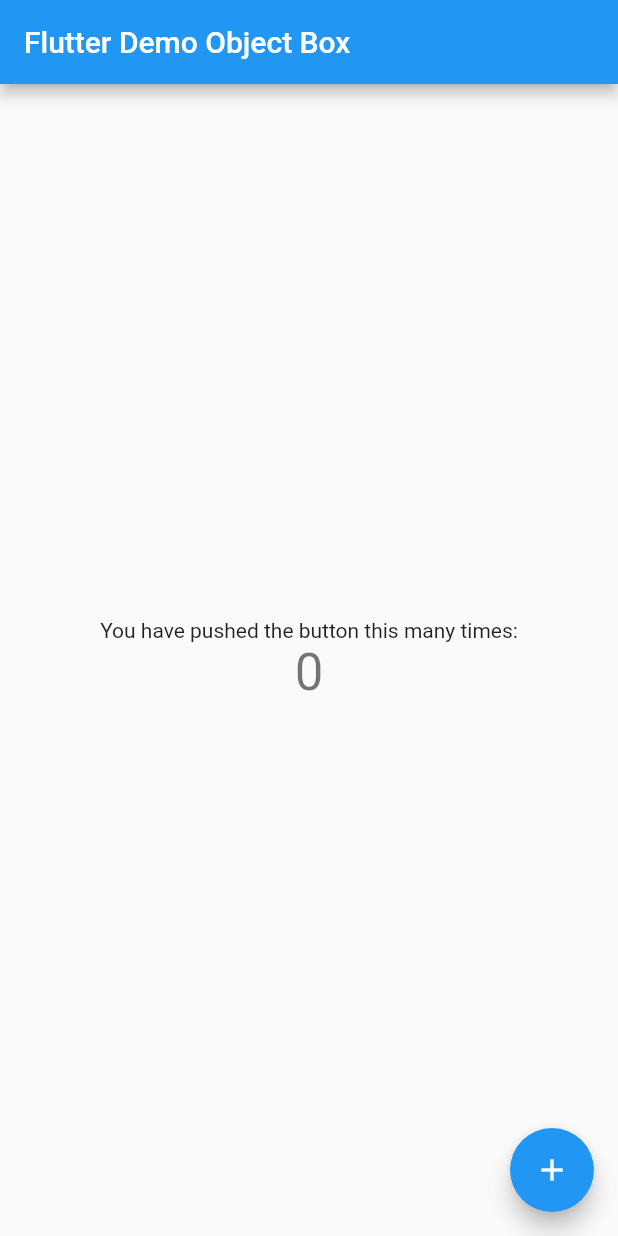
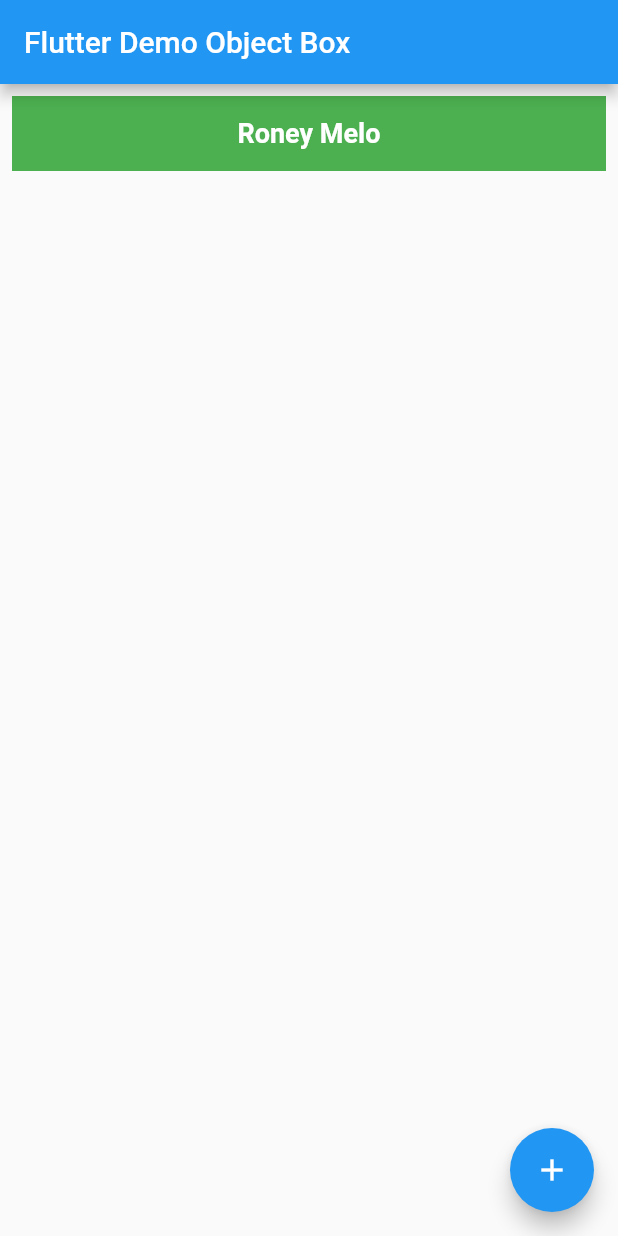
Before and after one commit to roneydourados/object_box_exemplo, a Flutter app: the screen it shows after launch, after a tap on the "add" icon, on a phone screen of 412 x 824 dp. Run offline on Flutter 3.47's test engine with Material 2 defaults, Android fonts, the phone set to English and light mode, and no system bars; our stand-ins replace objectbox; generated files the repository leaves out were written again.

Commit message:
mostrando a lista de cadastros

```diff
--- a/lib/home.dart
+++ b/lib/home.dart
@@ -13,21 +13,30 @@ class Home extends StatefulWidget {
 }
 
 class _HomeState extends State<Home> {
-  int _counter = 0;
-  late final Owner owner;
+  late final Owner _owner;
+  List<Owner> _owners = [];
 
-  void _incrementCounter() {
+  _addOwner(String name) async {
+    _owner = await context.read<OwnerController>().add(name);
+
     setState(() {
-      _counter++;
+      _owners.add(_owner);
     });
   }
 
-  _addOwner(String name) async {
-    context.read<OwnerController>().add(name);
+  _allOwners() async {
+    _owners = await context.read<OwnerController>().all();
+
+    setState(() {
+      _owners.first;
+    });
   }
 
-  _allOwners() async {
-    context.read<OwnerController>().all();
+  @override
+  void initState() {
+    super.initState();
+
+    _allOwners();
   }
 
   @override
@@ -36,26 +45,34 @@ class _HomeState extends State<Home> {
       appBar: AppBar(
         title: Text(widget.title),
       ),
-      body: Center(
-        child: Column(
-          mainAxisAlignment: MainAxisAlignment.center,
-          children: <Widget>[
-            const Text(
-              'You have pushed the button this many times:',
-            ),
-            Text(
-              '$_counter',
-              style: Theme.of(context).textTheme.headlineMedium,
-            ),
-          ],
-        ),
+      body: Padding(
+        padding: const EdgeInsets.all(8.0),
+        child: ListView.builder(
+            itemCount: _owners.length,
+            itemBuilder: (context, index) {
+              return Container(
+                color: Colors.green,
+                height: 50,
+                child: Center(
+                  child: Text(
+                    _owners[index].name,
+                    style: const TextStyle(
+                      fontSize: 18,
+                      color: Colors.white,
+                      fontWeight: FontWeight.bold,
+                    ),
+                  ),
+                ),
+              );
+            }),
       ),
+
       floatingActionButton: FloatingActionButton(
         onPressed: () {
-          //_addOwner('Roney Melo');
-          _allOwners();
+          _addOwner('Roney Melo');
+          //_allOwners();
         },
-        tooltip: 'Increment',
+        tooltip: 'Novo contato',
         child: const Icon(Icons.add),
       ), // This trailing comma makes auto-formatting nicer for build methods.
     );
--- a/lib/models/task.dart
+++ b/lib/models/task.dart
@@ -7,6 +7,7 @@ class Task {
   int id;
 
   String text;
+
   bool status;
 
   Task(this.text, {this.id = 0, this.status = false});
```
